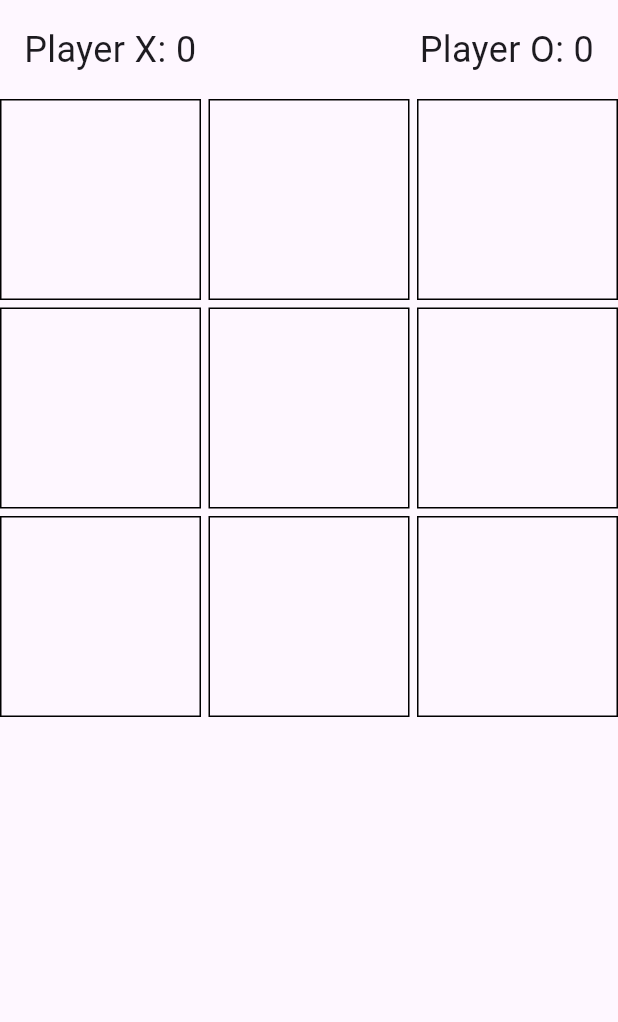
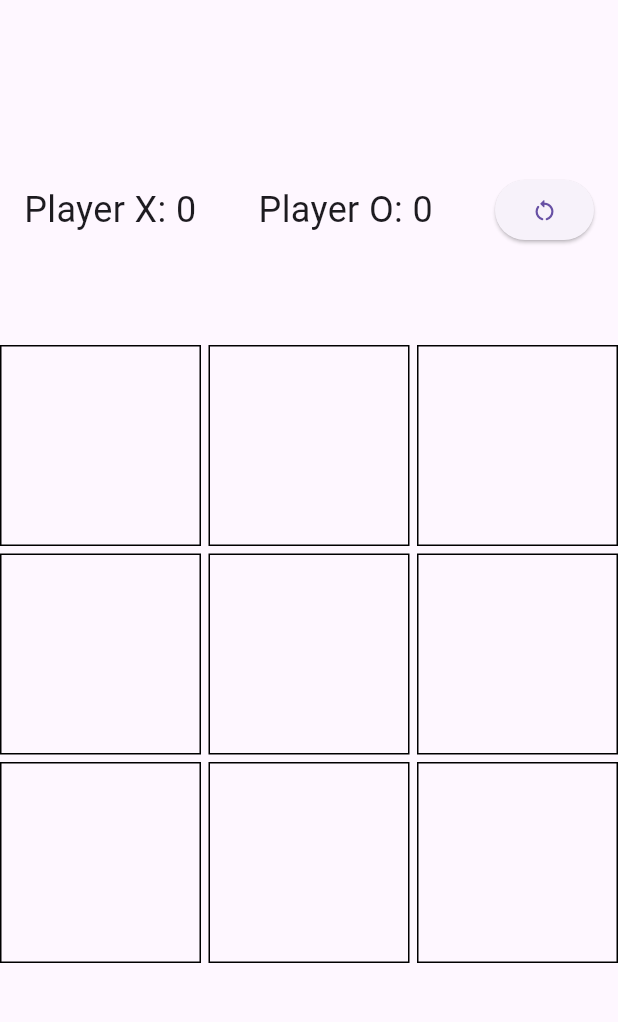
Before and after one commit to nakuldevmv/Tic-Tac-Toe-Game, a Flutter app: the screen it shows after launch, on a phone screen of 412 x 824 dp, the part 84-1106 px from its top. Run offline on Flutter 3.47's test engine with Material 3 defaults, Android fonts, the phone set to English and light mode, and no system bars.

Commit message:
Update tictactoe.dart

```diff
--- a/lib/TicTacToe/tictactoe.dart
+++ b/lib/TicTacToe/tictactoe.dart
@@ -29,6 +29,9 @@ class _TicTacToeState extends State<TicTacToe> {
       body: Column(
         // mainAxisAlignment: MainAxisAlignment.spaceBetween,
         children: <Widget>[
+          const SizedBox(
+            height: 100,
+          ),
           Padding(
             padding: const EdgeInsets.all(16.0),
             child: Row(
@@ -38,11 +41,14 @@ class _TicTacToeState extends State<TicTacToe> {
                     style: const TextStyle(fontSize: 24)),
                 Text('Player O: $_scoreO',
                     style: const TextStyle(fontSize: 24)),
-                // ElevatedButton(
-                //     onPressed: _resetScore(),
-                //     child: const Icon(Icons.restart_alt_rounded))
+                ElevatedButton(
+                    onPressed: _resetScore,
+                    child: const Icon(Icons.restart_alt_rounded))
               ],
             ),
+          ),
+          const SizedBox(
+            height: 50,
           ),
           Container(
             // color: const Color.fromARGB(255, 221, 70, 70),
@@ -80,12 +86,6 @@ class _TicTacToeState extends State<TicTacToe> {
                           decoration: BoxDecoration(
                               border: Border.all(color: Colors.black)),
                           child: Center(
-                            // child: Text(
-                            //   _board[index] == ''
-                            //       ? index.toString()
-                            //       : _board[index],
-                            //   style: const TextStyle(fontSize: 40),
-                            // ),
                             child: Text(
                               _board[index],
                               style: const TextStyle(fontSize: 40),
@@ -175,10 +175,10 @@ class _TicTacToeState extends State<TicTacToe> {
     });
   }
 
-  // _resetScore() {
-  //   setState(() {
-  //     _scoreX = 0;
-  //     _scoreO = 0;
-  //   });
-  // }
+  void _resetScore() {
+    setState(() {
+      _scoreX = 0;
+      _scoreO = 0;
+    });
+  }
 }
```
